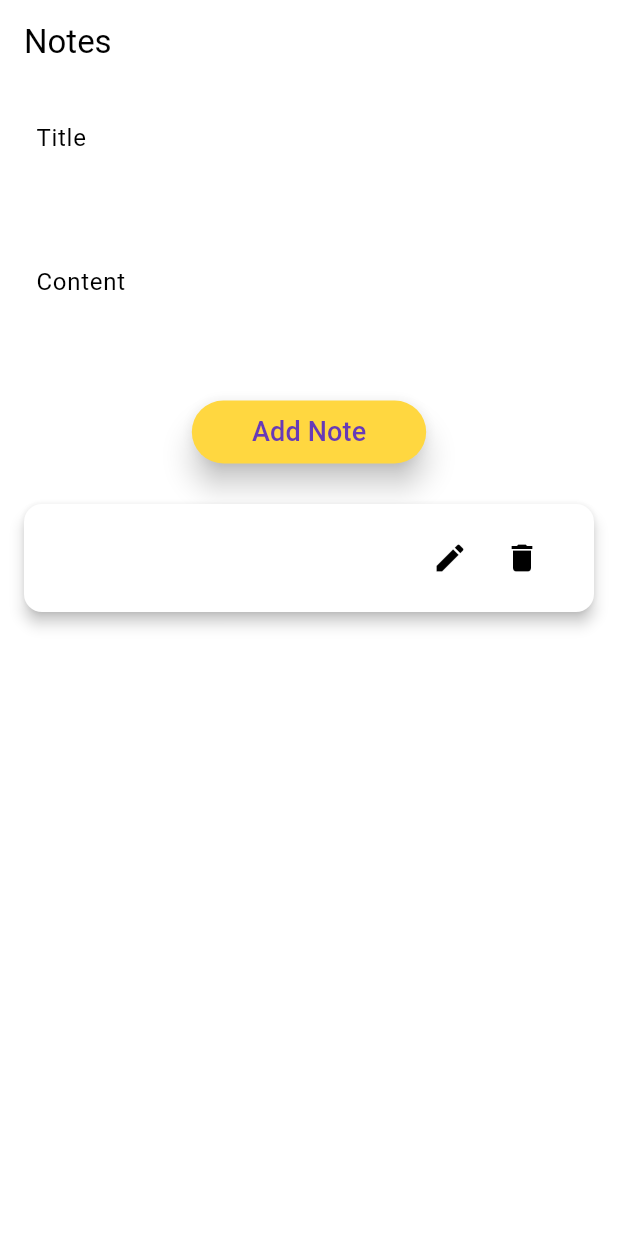
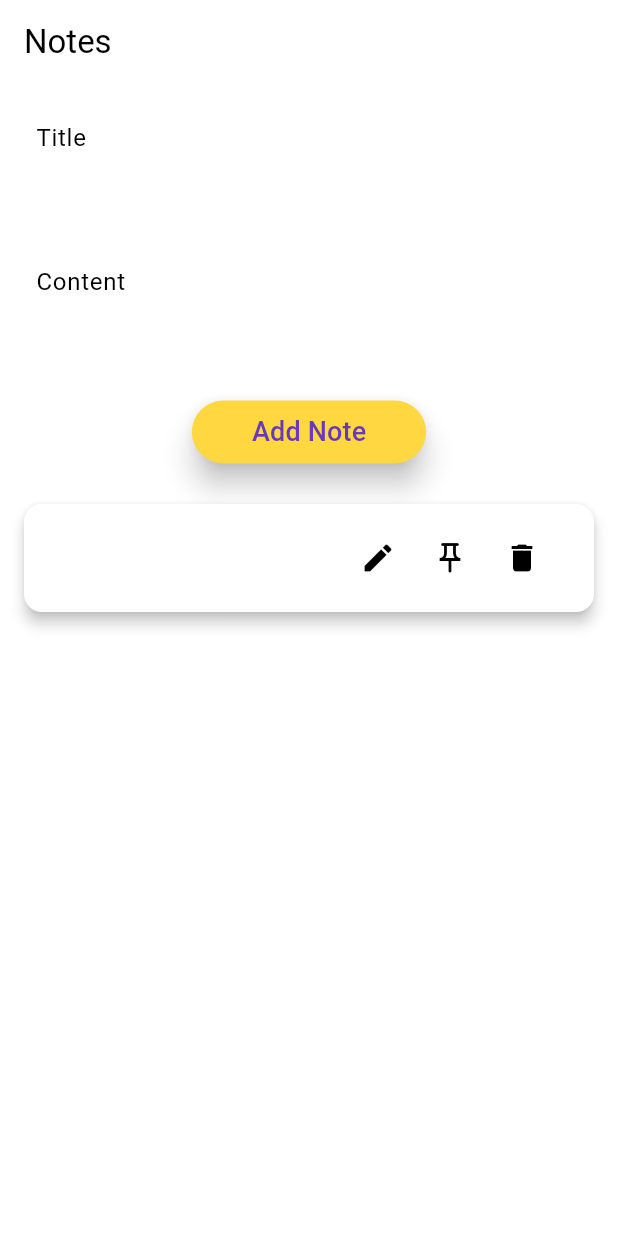
Before and after one commit to saman-tofighian/Note-Taking, a Flutter app: the screen it shows after launch, after a tap on "Add Note", on a phone screen of 412 x 824 dp. Run offline on Flutter 3.47's test engine with Material 3 defaults, Android fonts, the phone set to English and light mode, and no system bars; our stand-ins replace shared_preferences.

Commit message:
'add_pin_icon'

```diff
--- a/lib/main.dart
+++ b/lib/main.dart
@@ -39,12 +39,15 @@ class _NoteHomePageState extends State<NoteHomePage> {
 
   _loadNotes() async {
     SharedPreferences prefs = await SharedPreferences.getInstance();
-    List<String> notesStringList = prefs.getStringList('notes') ?? [];
-    setState(() {
-      _notes = notesStringList
-          .map((noteString) => Note.fromMap(noteString as Map<String, dynamic>))
-          .toList();
-    });
+    List<String>? notesStringList = prefs.getStringList('notes');
+    if (notesStringList != null) {
+      setState(() {
+        _notes = notesStringList
+            .map((noteString) =>
+                Note.fromMap(noteString as Map<String, dynamic>))
+            .toList();
+      });
+    }
   }
 
   _saveNotes() async {
@@ -59,9 +62,11 @@ class _NoteHomePageState extends State<NoteHomePage> {
       _notes.add(Note(
         title: _titleController.text,
         content: _contentController.text,
+        pinned: false,
       ));
       _titleController.clear();
       _contentController.clear();
+      _arrangeNotes(); // Arrange notes after adding new note
     });
     _saveNotes();
   }
@@ -77,14 +82,13 @@ class _NoteHomePageState extends State<NoteHomePage> {
             TextButton(
               child: Text("Cancel"),
               onPressed: () {
-                Navigator.of(context).pop(false); // Close the dialog
+                Navigator.of(context).pop(false);
               },
             ),
             TextButton(
               child: Text("Delete"),
               onPressed: () {
-                Navigator.of(context)
-                    .pop(true); // Close the dialog with true result
+                Navigator.of(context).pop(true);
               },
             ),
           ],
@@ -114,6 +118,38 @@ class _NoteHomePageState extends State<NoteHomePage> {
     }
   }
 
+  _togglePin(int index) {
+    setState(() {
+      _notes[index].pinned = !_notes[index].pinned;
+      _arrangeNotes(); // Arrange notes after pinning/unpinning
+    });
+    _saveNotes();
+  }
+
+  // Function to arrange notes based on their pinned status
+  void _arrangeNotes() {
+    List<Note> pinnedNotes = [];
+    List<Note> unpinnedNotes = [];
+
+    for (Note note in _notes) {
+      if (note.pinned) {
+        pinnedNotes.add(note);
+      } else {
+        unpinnedNotes.add(note);
+      }
+    }
+
+    int insertIndex = pinnedNotes.isEmpty ? 0 : pinnedNotes.length;
+    for (Note note in unpinnedNotes) {
+      pinnedNotes.insert(insertIndex, note);
+      insertIndex++;
+    }
+
+    setState(() {
+      _notes = pinnedNotes;
+    });
+  }
+
   @override
   Widget build(BuildContext context) {
     return Scaffold(
@@ -128,7 +164,7 @@ class _NoteHomePageState extends State<NoteHomePage> {
               controller: _titleController,
               decoration: InputDecoration(
                 labelText: 'Title',
-                border: OutlineInputBorder(), // حاشیه‌های گرد برای فیلد ورودی
+                border: OutlineInputBorder(),
               ),
             ),
           ),
@@ -138,7 +174,7 @@ class _NoteHomePageState extends State<NoteHomePage> {
               controller: _contentController,
               decoration: InputDecoration(
                 labelText: 'Content',
-                border: OutlineInputBorder(), // حاشیه‌های گرد برای فیلد ورودی
+                border: OutlineInputBorder(),
               ),
               maxLines: 3,
             ),
@@ -156,15 +192,14 @@ class _NoteHomePageState extends State<NoteHomePage> {
                 ),
               ),
               style: ButtonStyle(
-                backgroundColor: MaterialStateProperty.all(Theme.of(context)
-                    .colorScheme
-                    .secondary), // رنگ فرعی برای دکمه
+                backgroundColor: MaterialStateProperty.all(
+                    Theme.of(context).colorScheme.secondary),
                 shape: MaterialStateProperty.all<RoundedRectangleBorder>(
                   RoundedRectangleBorder(
-                    borderRadius: BorderRadius.circular(30.0), // شکل گرد دکمه
+                    borderRadius: BorderRadius.circular(30.0),
                   ),
                 ),
-                elevation: MaterialStateProperty.all(8), // برجستگی دکمه
+                elevation: MaterialStateProperty.all(8),
               ),
             ),
           ),
@@ -189,6 +224,12 @@ class _NoteHomePageState extends State<NoteHomePage> {
                         IconButton(
                           icon: Icon(Icons.edit),
                           onPressed: () => _editNote(index),
+                        ),
+                        IconButton(
+                          icon: Icon(_notes[index].pinned
+                              ? Icons.push_pin
+                              : Icons.push_pin_outlined),
+                          onPressed: () => _togglePin(index),
                         ),
                         IconButton(
                           icon: Icon(Icons.delete),
@@ -246,7 +287,7 @@ class _EditNotePageState extends State<EditNotePage> {
               controller: _titleController,
               decoration: InputDecoration(
                 labelText: 'Title',
-                border: OutlineInputBorder(), // حاشیه‌های گرد برای فیلد ورودی
+                border: OutlineInputBorder(),
               ),
             ),
             const SizedBox(height: 20),
@@ -254,7 +295,7 @@ class _EditNotePageState extends State<EditNotePage> {
               controller: _contentController,
               decoration: InputDecoration(
                 labelText: 'Content',
-                border: OutlineInputBorder(), // حاشیه‌های گرد برای فیلد ورودی
+                border: OutlineInputBorder(),
               ),
               maxLines: 3,
             ),
@@ -267,6 +308,7 @@ class _EditNotePageState extends State<EditNotePage> {
                     Note(
                       title: _titleController.text,
                       content: _contentController.text,
+                      pinned: widget.note.pinned,
                     ),
                   );
                 },
@@ -279,13 +321,11 @@ class _EditNotePageState extends State<EditNotePage> {
                   ),
                 ),
                 style: ElevatedButton.styleFrom(
-                  backgroundColor: Theme.of(context)
-                      .colorScheme
-                      .secondary, // رنگ فرعی برای دکمه
+                  backgroundColor: Theme.of(context).colorScheme.secondary,
                   shape: RoundedRectangleBorder(
-                    borderRadius: BorderRadius.circular(30.0), // شکل گرد دکمه
+                    borderRadius: BorderRadius.circular(30.0),
                   ),
-                  elevation: 8, // برجستگی دکمه
+                  elevation: 8,
                 ),
               ),
             ),
@@ -306,16 +346,19 @@ class _EditNotePageState extends State<EditNotePage> {
 class Note {
   String title;
   String content;
+  bool pinned;
 
   Note({
     required this.title,
     required this.content,
+    required this.pinned,
   });
 
   Map<String, dynamic> toMap() {
     return {
       'title': title,
       'content': content,
+      'pinned': pinned,
     };
   }
 
@@ -323,6 +366,7 @@ class Note {
     return Note(
       title: map['title'],
       content: map['content'],
+      pinned: map['pinned'] ?? false,
     );
   }
 }
```
